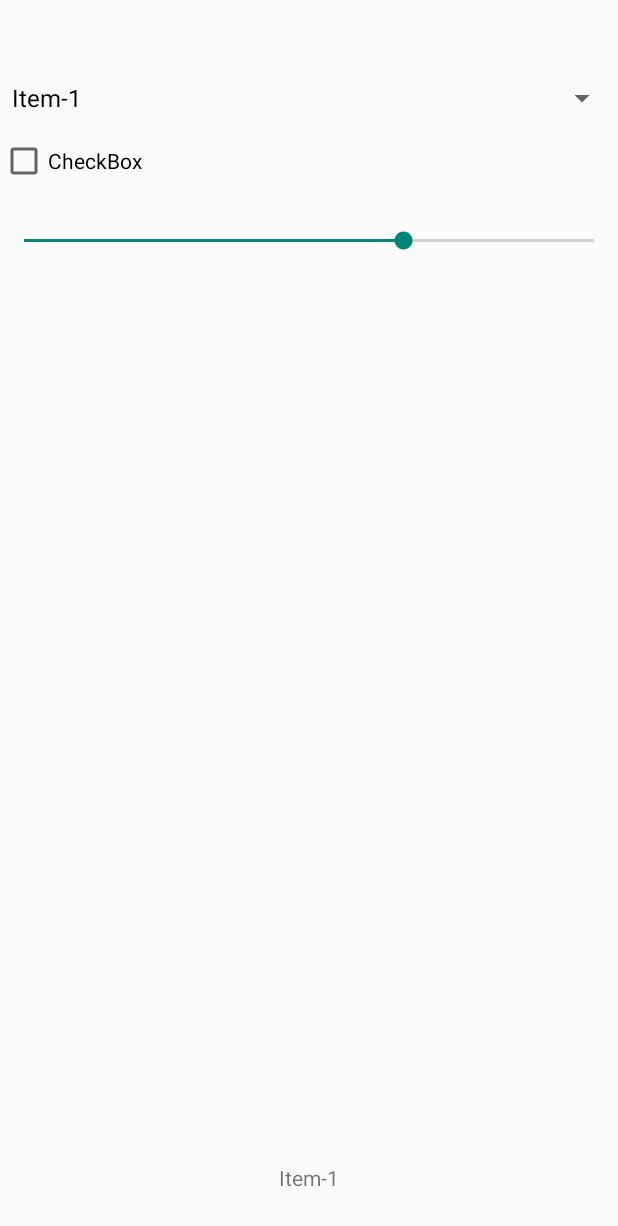
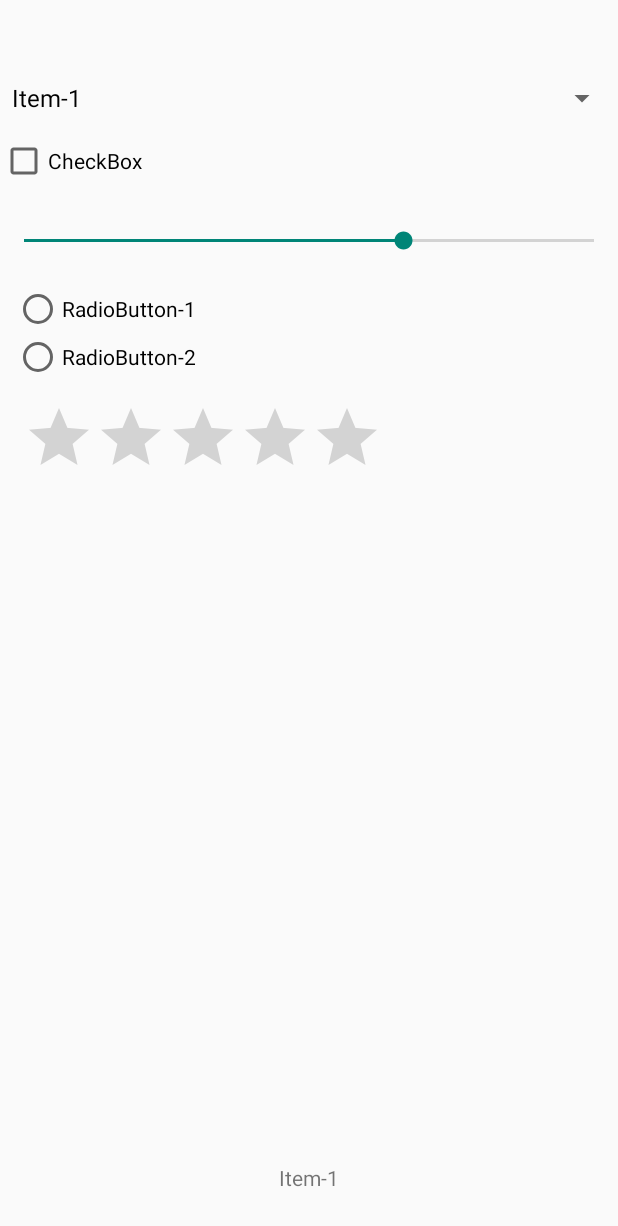
Before and after one commit to enciyo/MobilliumTrelloTask, an Android app: the screen it shows after launch (MainActivity), on a phone screen of 412 x 824 dp. Shown: the top 1226 px of the screen. Run offline under Robolectric (Android 15) with nearby library versions, the phone set to English and light mode, and no system bars.

Commit message:
Spinner-CheckBox-SeekBar-RadioGroup-RatingBar

```diff
--- a/app/src/main/java/t/timer/mobilliumtrellotask/MainActivity.kt
+++ b/app/src/main/java/t/timer/mobilliumtrellotask/MainActivity.kt
@@ -5,6 +5,7 @@ import android.content.pm.PackageManager
 import android.content.res.Resources
 import android.support.v7.app.AppCompatActivity
 import android.os.Bundle
+import android.preference.CheckBoxPreference
 import android.support.v4.app.ActivityCompat
 import android.support.v4.content.ContextCompat
 import android.util.Log
@@ -12,18 +13,25 @@ import android.view.View
 import android.widget.*
 import kotlinx.android.synthetic.main.activity_main.*
 
-class MainActivity : AppCompatActivity(), AdapterView.OnItemSelectedListener,SeekBar.OnSeekBarChangeListener {
+class MainActivity : AppCompatActivity(), AdapterView.OnItemSelectedListener,SeekBar.OnSeekBarChangeListener,RadioGroup.OnCheckedChangeListener,RatingBar.OnRatingBarChangeListener{
+
 
     companion object {
         val TAG: String = MainActivity.javaClass.simpleName
     }
 
 
-
-
     override fun onCreate(savedInstanceState: Bundle?) {
         super.onCreate(savedInstanceState)
         setContentView(R.layout.activity_main)
+
+        //RatingBar
+        rBar.onRatingBarChangeListener = this
+        ///
+
+        //RadioGroup
+        rGroup.setOnCheckedChangeListener(this)
+        ///
 
         //SeekBar
         sBar.setOnSeekBarChangeListener(this)
@@ -86,7 +94,24 @@ class MainActivity : AppCompatActivity(), AdapterView.OnItemSelectedListener,See
     }
     ///
 
+    //RadioGroup
+    override fun onCheckedChanged(group: RadioGroup?, checkedId: Int) {
+        if(checkedId==1){
+            txvState.text="RadioButton-1 Selected"
+        }
+        else if(checkedId==2){
+            txvState.text="RadioButton-2 Selected"
+        }
 
+    }
+    ///
+
+    //RatingBar
+    override fun onRatingChanged(ratingBar: RatingBar?, rating: Float, fromUser: Boolean) {
+            txvState.text="RatingBar value: "+ratingBar?.rating.toString()
+    }
+
+    ///
 
 
 
--- a/app/src/main/res/layout/activity_main.xml
+++ b/app/src/main/res/layout/activity_main.xml
@@ -29,6 +29,32 @@
             android:textAlignment="center"
             android:layout_height="wrap_content" android:layout_centerHorizontal="true"
             android:layout_alignParentBottom="true" android:id="@+id/txvState" android:layout_marginBottom="29dp"/>
+    <RatingBar
+            android:layout_width="wrap_content"
+            android:layout_height="wrap_content" android:layout_alignParentStart="true"
+            android:layout_marginStart="15dp" android:layout_alignParentTop="true" android:id="@+id/rBar"
+            android:layout_marginTop="268dp"/>
+    <RadioGroup
+            android:layout_width="wrap_content"
+            android:tooltipText="RadioGroup"
+            android:layout_height="wrap_content"
+            android:layout_alignParentStart="true"
+            android:layout_marginStart="9dp"
+            android:layout_alignParentTop="true"
+            android:layout_marginTop="190dp"
+            android:id="@+id/rGroup"
+            android:showDividers="beginning|middle|end">
+        <RadioButton
+                android:text="RadioButton-1"
+                android:layout_width="wrap_content"
+                android:layout_height="wrap_content"/>
+
+        <RadioButton
+                android:text="RadioButton-2"
+                android:layout_width="wrap_content"
+                android:layout_height="wrap_content"/>
+
+    </RadioGroup>
 
 
 </RelativeLayout>
```
